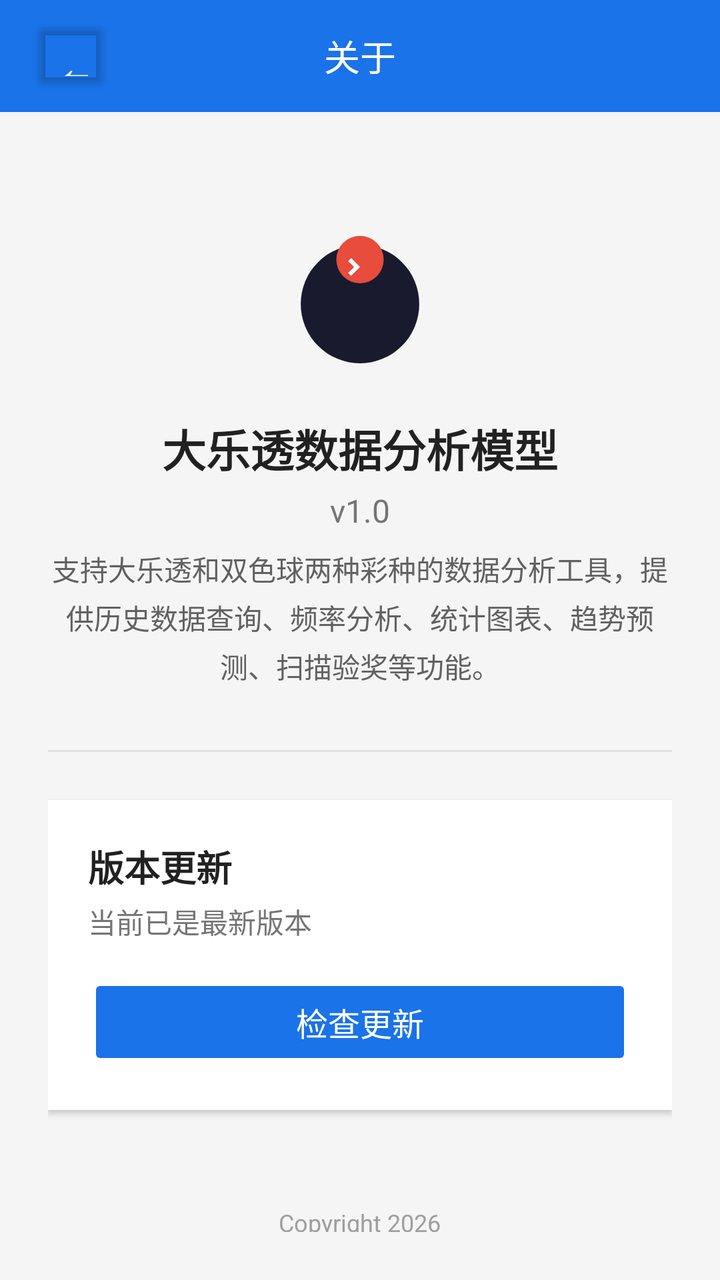
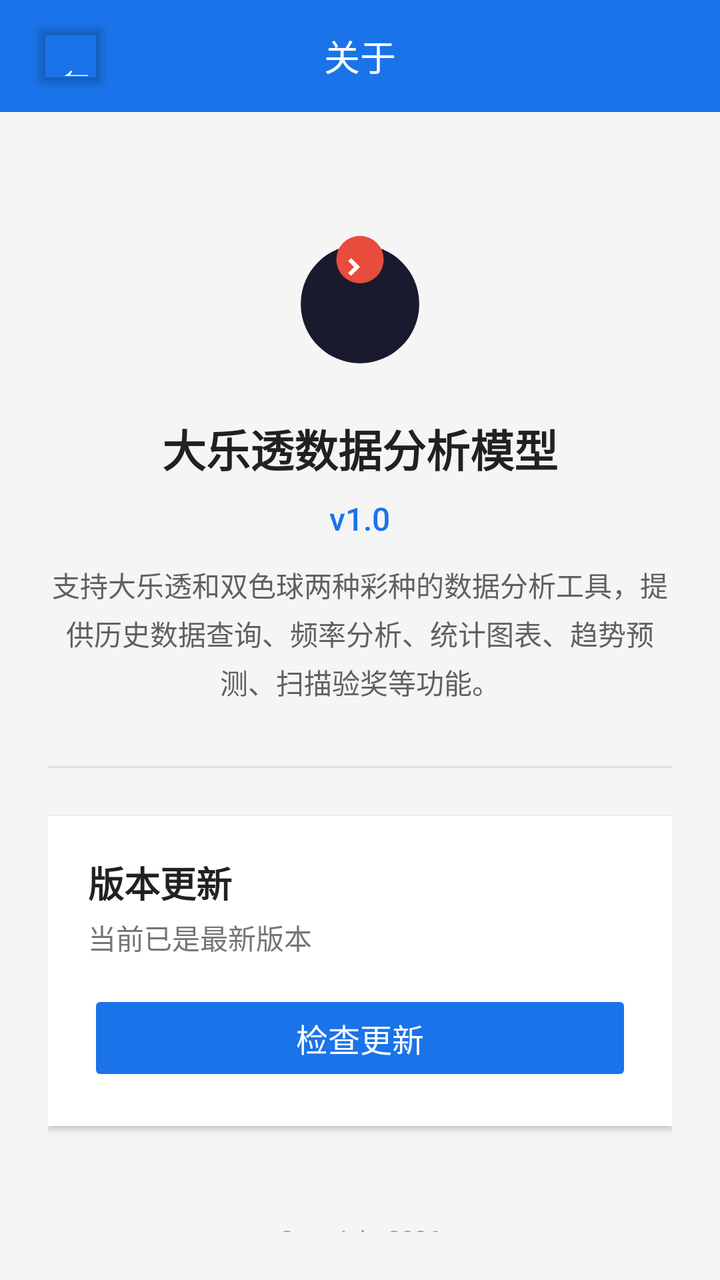

Two renders of the same Android screen: before a commit and after it. Below are the layout's source before the change and the commit's diff.
<!-- AndroidManifest.xml: activity theme Theme.AppCompat.Light.NoActionBar -->
<!-- res/layout/activity_about.xml -->
<?xml version="1.0" encoding="utf-8"?>
<LinearLayout xmlns:android="http://schemas.android.com/apk/res/android"
    android:layout_width="match_parent"
    android:layout_height="match_parent"
    android:orientation="vertical"
    android:background="#F5F5F5">

    
    <LinearLayout
        android:layout_width="match_parent"
        android:layout_height="56dp"
        android:orientation="horizontal"
        android:gravity="center_vertical"
        android:paddingHorizontal="16dp"
        android:background="#1A73E8">

        <Button
            android:id="@+id/btnBack"
            android:layout_width="40dp"
            android:layout_height="40dp"
            android:text="←"
            android:textSize="22sp"
            android:textColor="#FFFFFF"
            android:backgroundTint="#00000000"
            android:insetTop="0dp"
            android:insetBottom="0dp" />

        <TextView
            android:layout_width="0dp"
            android:layout_height="wrap_content"
            android:layout_weight="1"
            android:text="关于"
            android:textColor="#FFFFFF"
            android:textSize="18sp"
            android:gravity="center" />

        <View
            android:layout_width="40dp"
            android:layout_height="40dp" />
    </LinearLayout>

    
    <ScrollView
        android:layout_width="match_parent"
        android:layout_height="match_parent"
        android:padding="24dp">

        <LinearLayout
            android:layout_width="match_parent"
            android:layout_height="wrap_content"
            android:orientation="vertical"
            android:gravity="center_horizontal">

            
            <View
                android:layout_width="80dp"
                android:layout_height="80dp"
                android:layout_marginTop="32dp"
                android:layout_marginBottom="16dp"
                android:background="@drawable/ic_launcher_foreground" />

            
            <TextView
                android:layout_width="wrap_content"
                android:layout_height="wrap_content"
                android:text="大乐透数据分析模型"
                android:textColor="#212121"
                android:textSize="22sp"
                android:textStyle="bold"
                android:layout_marginBottom="4dp" />

            
            <TextView
                android:id="@+id/tvVersion"
                android:layout_width="wrap_content"
                android:layout_height="wrap_content"
                android:text="v1.0"
                android:textColor="#757575"
                android:textSize="16sp"
                android:layout_marginBottom="8dp" />

            
            <TextView
                android:layout_width="match_parent"
                android:layout_height="wrap_content"
                android:text="支持大乐透和双色球两种彩种的数据分析工具，提供历史数据查询、频率分析、统计图表、趋势预测、扫描验奖等功能。"
                android:textColor="#616161"
                android:textSize="14sp"
                android:gravity="center"
                android:lineSpacingExtra="4dp"
                android:layout_marginBottom="32dp" />

            
            <View
                android:layout_width="match_parent"
                android:layout_height="1dp"
                android:background="#E0E0E0"
                android:layout_marginBottom="24dp" />

            
            <LinearLayout
                android:layout_width="match_parent"
                android:layout_height="wrap_content"
                android:orientation="vertical"
                android:background="#FFFFFF"
                android:padding="20dp"
                android:elevation="2dp">

                <TextView
                    android:layout_width="wrap_content"
                    android:layout_height="wrap_content"
                    android:text="版本更新"
                    android:textColor="#212121"
                    android:textSize="18sp"
                    android:textStyle="bold"
                    android:layout_marginBottom="4dp" />

                <TextView
                    android:id="@+id/tvUpdateStatus"
                    android:layout_width="wrap_content"
                    android:layout_height="wrap_content"
                    android:text="当前已是最新版本"
                    android:textColor="#757575"
                    android:textSize="14sp"
                    android:layout_marginBottom="16dp" />

                <Button
                    android:id="@+id/btnCheckUpdate"
                    android:layout_width="match_parent"
                    android:layout_height="48dp"
                    android:text="检查更新"
                    android:textColor="#FFFFFF"
                    android:textSize="16sp"
                    android:backgroundTint="#1A73E8"
                    android:stateListAnimator="@null" />
            </LinearLayout>

            
            <TextView
                android:layout_width="wrap_content"
                android:layout_height="wrap_content"
                android:text="Copyright 2026"
                android:textColor="#9E9E9E"
                android:textSize="12sp"
                android:layout_marginTop="48dp" />

        </LinearLayout>
    </ScrollView>

</LinearLayout>
<!-- resources referenced by this layout -->
<resources>
  <!-- drawable ic_launcher_foreground (drawable) -->
  <?xml version="1.0" encoding="utf-8"?>
  <vector xmlns:android="http://schemas.android.com/apk/res/android"
      android:width="108dp"
      android:height="108dp"
      android:viewportWidth="108"
      android:viewportHeight="108">
      
      <path
          android:fillColor="#1A1A2E"
          android:pathData="M54,54m-40,0a40,40 0,1 1,80 0a40,40 0,1 1,-80 0" />
      
      <path
          android:fillColor="#E74C3C"
          android:pathData="M54,24m-16,0a16,16 0,1 1,32 0a16,16 0,1 1,-32 0" />
      <path
          android:fillColor="#FFFFFF"
          android:pathData="M48,23l-2,2l4,4l-4,4l2,2l6,-6z" />
  </vector>
</resources>

<!-- the commit's change to res/layout/activity_about.xml (unified diff, before → after) -->
@@ -67,6 +67,7 @@
                 android:textColor="#212121"
                 android:textSize="22sp"
                 android:textStyle="bold"
+                android:fontFamily="sans-serif"
                 android:layout_marginBottom="4dp" />
 
             
@@ -75,8 +76,13 @@
                 android:layout_width="wrap_content"
                 android:layout_height="wrap_content"
                 android:text="v1.0"
-                android:textColor="#757575"
+                android:textColor="#1A73E8"
                 android:textSize="16sp"
+                android:fontFamily="sans-serif-medium"
+                android:clickable="true"
+                android:focusable="true"
+                android:background="?attr/selectableItemBackground"
+                android:padding="4dp"
                 android:layout_marginBottom="8dp" />
 
             
@@ -86,6 +92,7 @@
                 android:text="支持大乐透和双色球两种彩种的数据分析工具，提供历史数据查询、频率分析、统计图表、趋势预测、扫描验奖等功能。"
                 android:textColor="#616161"
                 android:textSize="14sp"
+                android:fontFamily="sans-serif"
                 android:gravity="center"
                 android:lineSpacingExtra="4dp"
                 android:layout_marginBottom="32dp" />
@@ -113,6 +120,7 @@
                     android:textColor="#212121"
                     android:textSize="18sp"
                     android:textStyle="bold"
+                    android:fontFamily="sans-serif"
                     android:layout_marginBottom="4dp" />
 
                 <TextView
@@ -122,6 +130,7 @@
                     android:text="当前已是最新版本"
                     android:textColor="#757575"
                     android:textSize="14sp"
+                    android:fontFamily="sans-serif"
                     android:layout_marginBottom="16dp" />
 
                 <Button
